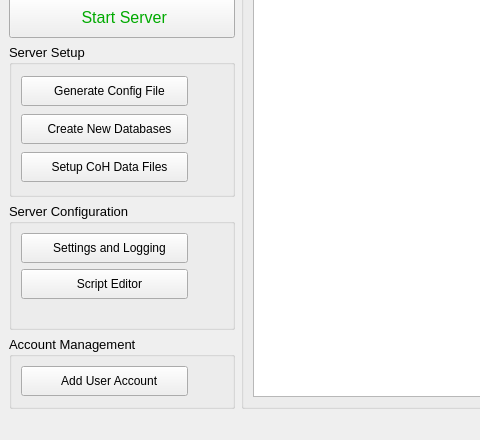
The window that Projects/CoX/Utilities/SEGSAdmin/SEGSAdminTool.ui (Segs/Segs) describes before a commit, drawn with Qt 5; both pictures show x 0 to 480 and y 192 to 632 of the 1041 by 632 pixel window.
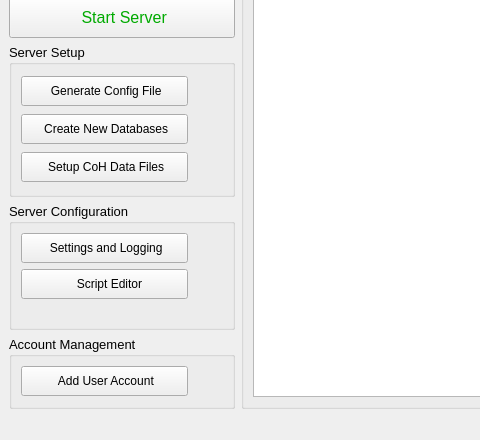
The same window after the commit. Icons and pictures are not drawn.

```diff
--- a/Projects/CoX/Utilities/SEGSAdmin/SEGSAdminTool.ui
+++ b/Projects/CoX/Utilities/SEGSAdmin/SEGSAdminTool.ui
@@ -290,7 +290,7 @@
           <string>&lt;html&gt;&lt;head/&gt;&lt;body&gt;&lt;p&gt;Adds a new user account&lt;/p&gt;&lt;/body&gt;&lt;/html&gt;</string>
          </property>
          <property name="text">
-          <string>   Add User Account</string>
+          <string> Add User Account</string>
          </property>
          <property name="icon">
           <iconset resource="resources.qrc">
@@ -454,7 +454,7 @@
           <bool>false</bool>
          </property>
          <property name="text">
-          <string>   Generate Config File</string>
+          <string> Generate Config File</string>
          </property>
          <property name="icon">
           <iconset resource="resources.qrc">
@@ -513,7 +513,7 @@
           </font>
          </property>
          <property name="text">
-          <string>   Setup CoH Data Files</string>
+          <string> Setup CoH Data Files</string>
          </property>
          <property name="icon">
           <iconset resource="resources.qrc">
@@ -550,7 +550,7 @@
           </font>
          </property>
          <property name="text">
-          <string>   Create New Databases</string>
+          <string> Create New Databases</string>
          </property>
          <property name="icon">
           <iconset resource="resources.qrc">
@@ -629,7 +629,7 @@
           <string>&lt;html&gt;&lt;head/&gt;&lt;body&gt;&lt;p&gt;IP configuration and logging&lt;/p&gt;&lt;/body&gt;&lt;/html&gt;</string>
          </property>
          <property name="text">
-          <string>   Settings and Logging</string>
+          <string> Settings and Logging</string>
          </property>
          <property name="icon">
           <iconset resource="resources.qrc">
```
